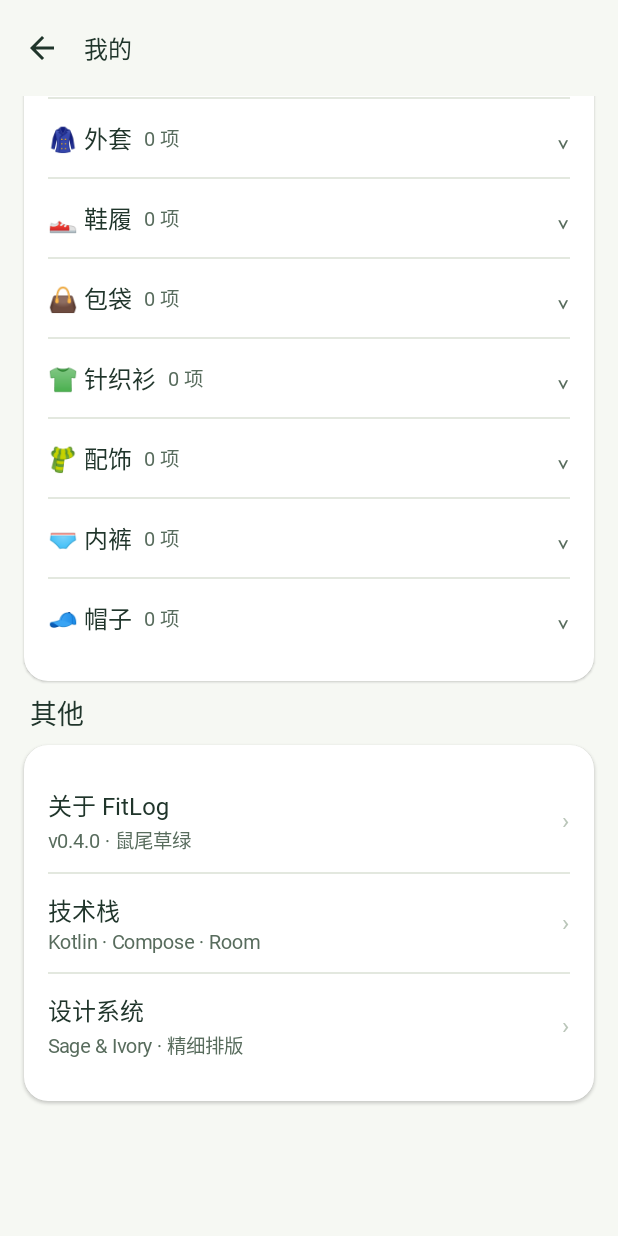
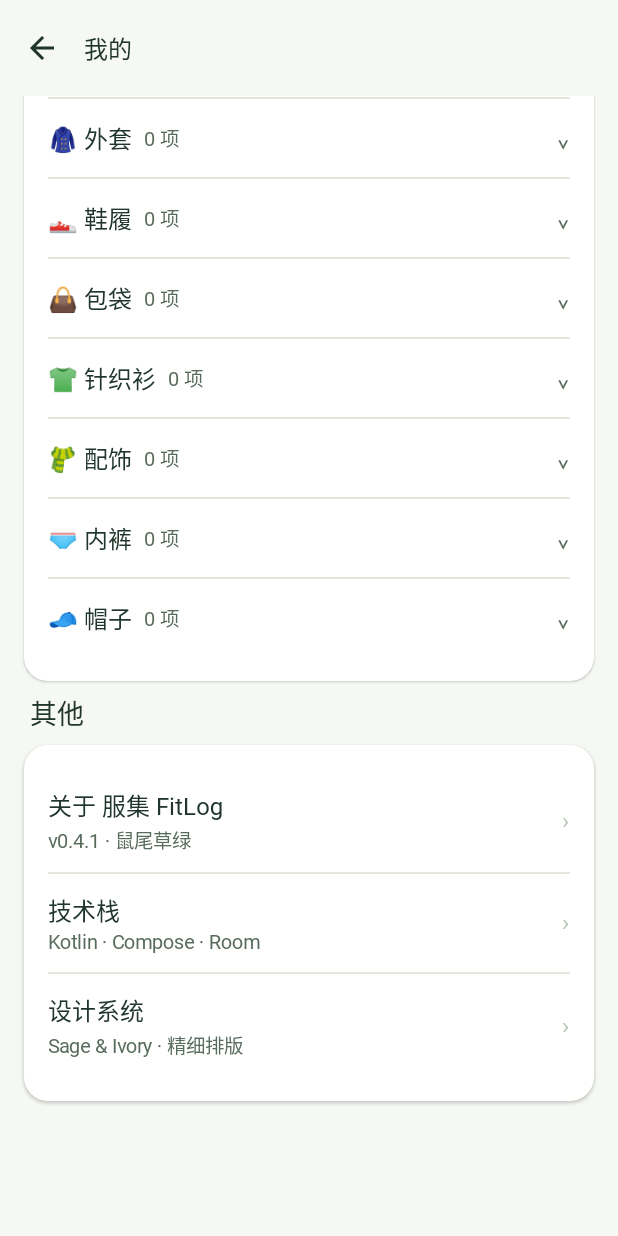
Before and after one commit to frozamina/fitlog, an Android app built with Jetpack Compose: the SettingsScreen screen opened through its navigation route, scrolled down 774 dp, on a phone screen of 412 x 824 dp. Run offline under Robolectric (Android 15) with nearby library versions, the phone set to English and light mode, and no system bars; our stand-ins replace Room's generated code; Roboto replaces fonts that are not available here.

Commit message:
更新服集 FitLog 名称和应用图标

```diff
--- a/app/build.gradle.kts
+++ b/app/build.gradle.kts
@@ -13,8 +13,8 @@ android {
         applicationId = "com.fitlog.app"
         minSdk = 26
         targetSdk = 34
-        versionCode = 6
-        versionName = "0.4.0"
+        versionCode = 7
+        versionName = "0.4.1"
     }
 
     buildTypes {
@@ -22,7 +22,7 @@ android {
             initWith(getByName("debug"))
             applicationIdSuffix = ".preview"
             versionNameSuffix = "-preview"
-            resValue("string", "app_name", "FitLog 预览版")
+            resValue("string", "app_name", "服集 FitLog 预览")
             matchingFallbacks += listOf("debug")
         }
         release {
--- a/app/src/main/java/com/fitlog/app/MainActivity.kt
+++ b/app/src/main/java/com/fitlog/app/MainActivity.kt
@@ -29,7 +29,7 @@ fun AppNav(){
     fun style(id:Long,edit:Long=0,copy:Long=0){nav.navigate("style/$id?edit=$edit&copy=$copy")}
     val error by vm.errors.collectAsState()
     Scaffold(containerColor=FitTheme.colors.bg,
-        topBar={if(top)TopAppBar(title={Text("FitLog",fontFamily=StudioFonts.latin,fontSize=34.sp,color=FitTheme.colors.textMain)},actions={TextButton(onClick={nav.navigate("settings")}){Icon(Icons.Outlined.Tune,contentDescription=null,modifier=Modifier.size(18.dp));Spacer(Modifier.width(6.dp));Text("我的",fontSize=14.sp)}},colors=TopAppBarDefaults.topAppBarColors(containerColor=FitTheme.colors.bg))},
+        topBar={if(top)TopAppBar(title={Text("服集 FitLog",fontSize=27.sp,color=FitTheme.colors.textMain)},actions={TextButton(onClick={nav.navigate("settings")}){Icon(Icons.Outlined.Tune,contentDescription=null,modifier=Modifier.size(18.dp));Spacer(Modifier.width(6.dp));Text("我的",fontSize=14.sp)}},colors=TopAppBarDefaults.topAppBarColors(containerColor=FitTheme.colors.bg))},
         bottomBar={if(top)NavigationBar(containerColor=FitTheme.colors.surface,tonalElevation=0.dp){
             listOf(Triple("closet","衣橱",Icons.Outlined.Checkroom),Triple("outfits","搭配",Icons.Outlined.Layers),Triple("inspiration","灵感",Icons.Outlined.Palette)).forEach { (path,label,icon) ->
                 NavigationBarItem(selected=route?.startsWith(path)==true,onClick={nav.navigate(path){popUpTo("closet?palette={palette}"){saveState=true};launchSingleTop=true;restoreState=true}},icon={Icon(icon,contentDescription=null)},label={Text(label,fontSize=13.sp)},colors=NavigationBarItemDefaults.colors(indicatorColor=PrimaryLight,selectedIconColor=Primary,selectedTextColor=Primary))
--- a/app/src/main/java/com/fitlog/app/ui/screens/SettingsScreen.kt
+++ b/app/src/main/java/com/fitlog/app/ui/screens/SettingsScreen.kt
@@ -132,7 +132,7 @@ fun SettingsScreen(vm: AppViewModel, onBody: () -> Unit = {}) {
 
             SectionTitle("其他")
             CardBox {
-                RowItem("", "关于 FitLog", "v0.4.0 · 鼠尾草绿") { }
+                RowItem("", "关于 服集 FitLog", "v0.4.1 · 鼠尾草绿") { }
                 Divider(color = FitTheme.colors.line, thickness = 1.dp)
                 RowItem("", "技术栈", "Kotlin · Compose · Room") { }
                 Divider(color = FitTheme.colors.line, thickness = 1.dp)
--- a/app/src/main/res/values/ic_launcher_background.xml
+++ b/app/src/main/res/values/ic_launcher_background.xml
@@ -1,4 +1,4 @@
 <?xml version="1.0" encoding="utf-8"?>
 <resources>
-    <color name="ic_launcher_background">#3B6FE0</color>
+    <color name="ic_launcher_background">#47765D</color>
 </resources>
--- a/app/src/main/res/values/strings.xml
+++ b/app/src/main/res/values/strings.xml
@@ -1,3 +1,3 @@
 <resources>
-    <string name="app_name">FitLog 衣码记录</string>
+    <string name="app_name">服集 FitLog</string>
 </resources>
```
Also changed, not shown: app/src/main/res/drawable/ic_launcher_foreground.xml (+6 -12 lines).
